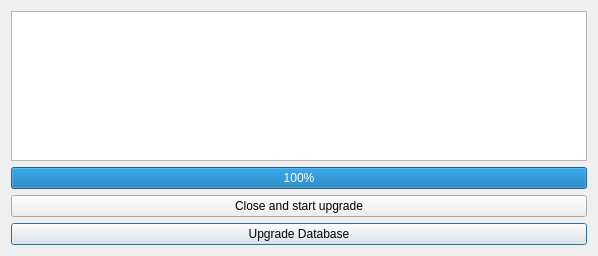
The window that autoupdatedialog.ui (ic005k/OCAuxiliaryTools) describes before a commit, drawn with Qt 5.
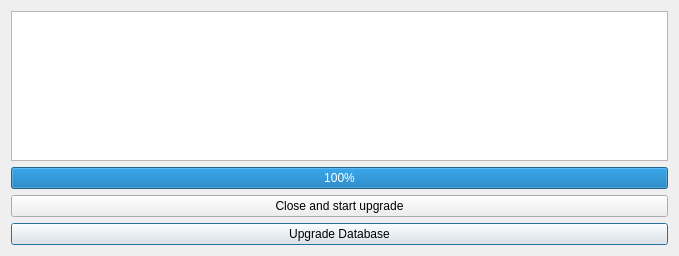
The same window after the commit.

Patch:
```diff
--- a/autoupdatedialog.ui
+++ b/autoupdatedialog.ui
@@ -6,7 +6,7 @@
    <rect>
     <x>0</x>
     <y>0</y>
-    <width>598</width>
+    <width>679</width>
     <height>256</height>
    </rect>
   </property>
```
